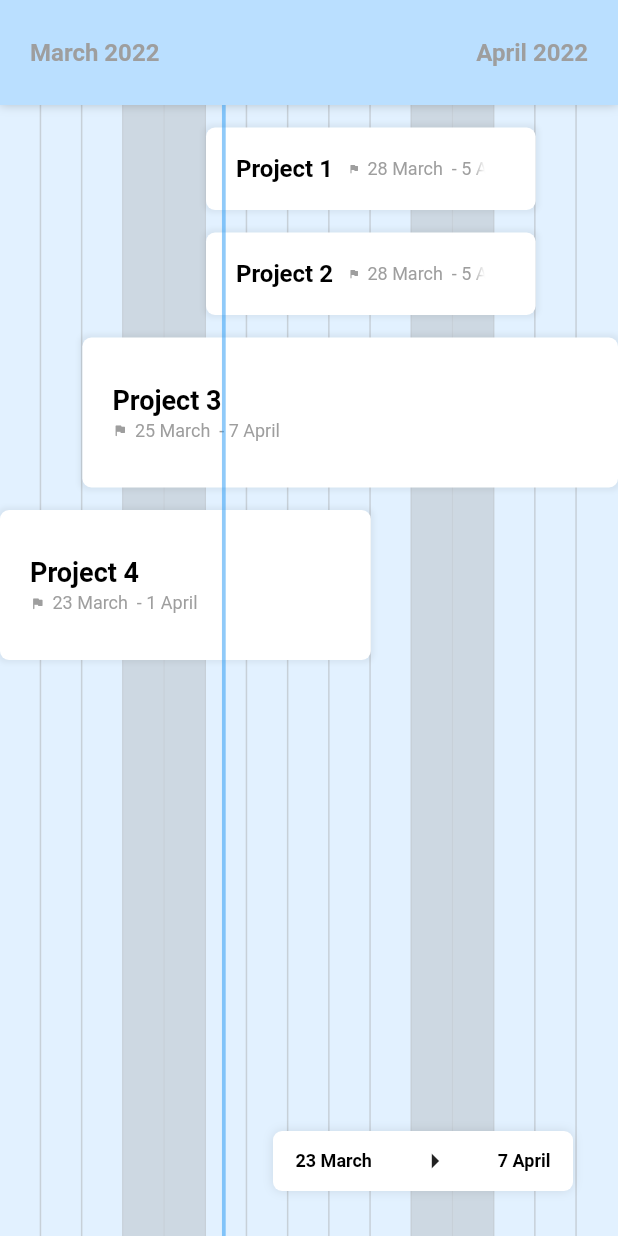
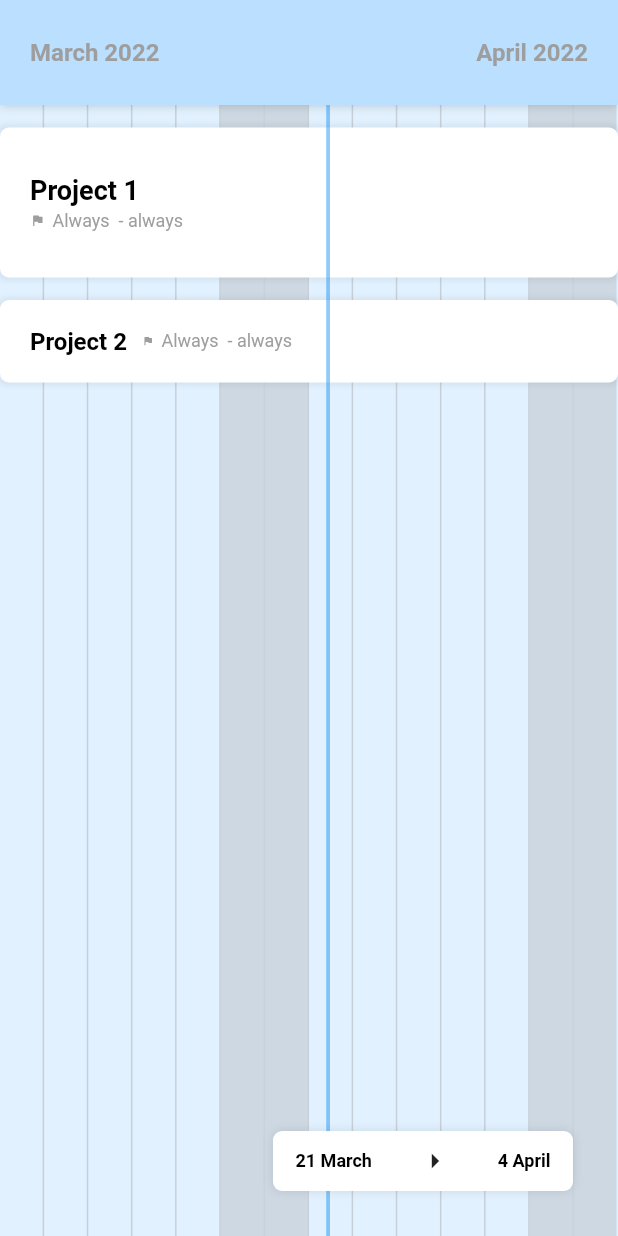
Before and after one commit to karimafas/bar-calendar, a Flutter app: the screen it shows after launch, on a phone screen of 412 x 824 dp. Run offline on Flutter 3.47's test engine with Material 2 defaults, Android fonts, the phone set to English and light mode, and no system bars.

Commit message:
Support for events with no defined duration

```diff
--- a/example/lib/main.dart
+++ b/example/lib/main.dart
@@ -25,15 +25,9 @@ class HomePage extends StatelessWidget {
         headerDecoration:
             CalendarHeaderDecoration(backgroundColor: Color(0xFFBADFFF)),
         events: [
-          CalendarEvent(
-              title: 'Project 1',
-              start: DateTime.now(),
-              end: DateTime.now().add(const Duration(days: 8))),
-          CalendarEvent(
-              title: 'Project 2',
-              start: DateTime.now(),
-              end: DateTime.now().add(const Duration(days: 8))),
-          CalendarEvent(
+          CalendarEvent(title: 'Project 1', eventBarSize: EventBarSize.large),
+          CalendarEvent(title: 'Project 2'),
+          /* CalendarEvent(
               title: 'Project 3',
               eventBarSize: EventBarSize.large,
               start: DateTime.now().subtract(const Duration(days: 3)),
@@ -42,7 +36,7 @@ class HomePage extends StatelessWidget {
               title: 'Project 4',
               eventBarSize: EventBarSize.large,
               start: DateTime.now().subtract(const Duration(days: 5)),
-              end: DateTime.now().add(const Duration(days: 4)))
+              end: DateTime.now().add(const Duration(days: 4))) */
         ],
       ),
     ));
--- a/lib/bar_calendar.dart
+++ b/lib/bar_calendar.dart
@@ -104,10 +104,10 @@ class CalendarEvent {
   Color? color;
 
   /// The event's start date.
-  DateTime start;
+  DateTime? start;
 
   /// The event's end date.
-  DateTime end;
+  DateTime? end;
 
   /// The event bar's size (large or small).
   EventBarSize eventBarSize;
@@ -118,8 +118,8 @@ class CalendarEvent {
   CalendarEvent(
       {required this.title,
       this.color,
-      required this.start,
-      required this.end,
+      this.start,
+      this.end,
       this.decoration,
       this.eventBarSize = EventBarSize.small});
 }
@@ -209,17 +209,21 @@ class _BarCalendarState extends State<BarCalendar> {
   void initState() {
     super.initState();
 
-    List<DateTime> startDates = widget.events.map((e) => e.start).toList();
+    List<DateTime?> startDates = widget.events
+        .where((e) => e.start != null)
+        .map((e) => e.start)
+        .toList();
     startDates = startDates.toList();
     minDate = startDates.isEmpty
         ? DateTime.now().subtract(const Duration(days: 7))
-        : startDates.reduce((min, e) => e.isBefore(min) ? e : min);
+        : startDates.reduce((min, e) => e!.isBefore(min!) ? e : min)!;
 
-    List<DateTime> endDates = widget.events.map((e) => e.end).toList();
+    List<DateTime?> endDates =
+        widget.events.where((e) => e.end != null).map((e) => e.end).toList();
     endDates = endDates.toList();
     maxDate = endDates.isEmpty
         ? DateTime.now().add(const Duration(days: 7))
-        : endDates.reduce((max, e) => e.isAfter(max) ? e : max);
+        : endDates.reduce((max, e) => e!.isAfter(max!) ? e : max)!;
   }
 
   @override
@@ -543,9 +547,11 @@ class EventBarLarge extends StatelessWidget {
     DateFormat formatter = DateFormat('d MMMM');
     return Row(
       children: [
-        Expanded(flex: daysBetween(minDate, event.start), child: Container()),
         Expanded(
-          flex: daysBetween(event.start, event.end),
+            flex: event.start == null ? 0 : daysBetween(minDate, event.start!),
+            child: Container()),
+        Expanded(
+          flex: daysBetween(event.start ?? minDate, event.end ?? maxDate),
           child: Container(
               height: 100,
               margin: const EdgeInsets.only(bottom: 15),
@@ -585,7 +591,7 @@ class EventBarLarge extends StatelessWidget {
                         Flexible(
                           child: SizedBox(
                             child: Text(
-                              '${formatter.format(event.start)} ${' - ${formatter.format(event.end)}'}',
+                              '${event.start == null ? 'Always' : formatter.format(event.start!)} ${' - ${event.end == null ? 'always' : formatter.format(event.end!)}'}',
                               style: decoration?.dates ?? _display3,
                               overflow: TextOverflow.fade,
                               maxLines: 1,
@@ -599,7 +605,9 @@ class EventBarLarge extends StatelessWidget {
                 ),
               )),
         ),
-        Expanded(flex: daysBetween(event.end, maxDate), child: Container()),
+        Expanded(
+            flex: event.end == null ? 0 : daysBetween(event.end!, maxDate),
+            child: Container()),
       ],
     );
   }
@@ -624,9 +632,11 @@ class EventBarSmall extends StatelessWidget {
     DateFormat formatter = DateFormat('d MMMM');
     return Row(
       children: [
-        Expanded(flex: daysBetween(minDate, event.start), child: Container()),
         Expanded(
-          flex: daysBetween(event.start, event.end),
+            flex: event.start == null ? 0 : daysBetween(minDate, event.start!),
+            child: Container()),
+        Expanded(
+          flex: daysBetween(event.start ?? minDate, event.end ?? maxDate),
           child: Container(
               height: 55,
               margin: const EdgeInsets.only(bottom: 15),
@@ -663,7 +673,7 @@ class EventBarSmall extends StatelessWidget {
                     Flexible(
                       child: SizedBox(
                         child: Text(
-                            '${formatter.format(event.start)} ${' - ${formatter.format(event.end)}'}',
+                            '${event.start == null ? 'Always' : formatter.format(event.start!)} ${' - ${event.end == null ? 'always' : formatter.format(event.end!)}'}',
                             overflow: TextOverflow.fade,
                             maxLines: 1,
                             softWrap: false,
@@ -674,7 +684,9 @@ class EventBarSmall extends StatelessWidget {
                 ),
               )),
         ),
-        Expanded(flex: daysBetween(event.end, maxDate), child: Container()),
+        Expanded(
+            flex: event.end == null ? 0 : daysBetween(event.end!, maxDate),
+            child: Container()),
       ],
     );
   }
--- a/pubspec.yaml
+++ b/pubspec.yaml
@@ -1,6 +1,6 @@
 name: bar_calendar
 description: A package that allows the creation of event-based project calendars.
-version: 0.0.4
+version: 0.0.5
 repository: https://github.com/karimafas/bar-calendar
 
 environment:
```
Also changed, not shown: example/pubspec.lock, 2 other files.
